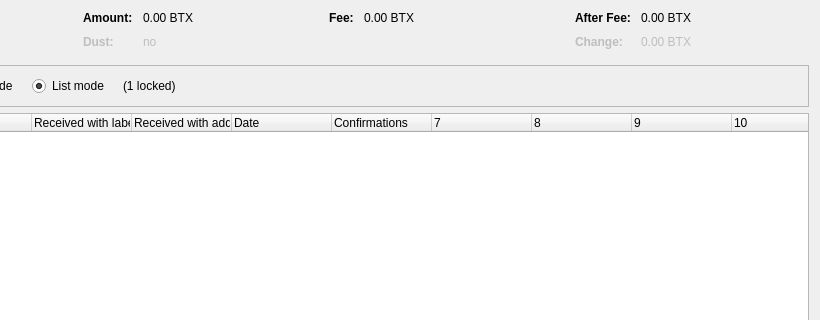
Above: src/qt/forms/coincontroldialog.ui from LIMXTEC/BitCore before the change; both pictures show x 180 to 1000 and y 0 to 320 of the 1000 by 500 pixel window. Below: the same form after it.
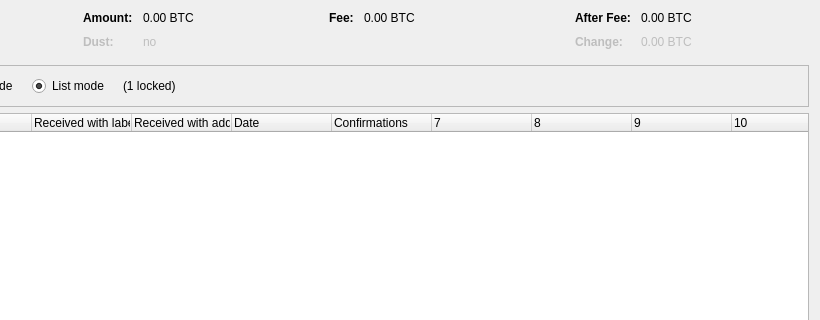
That is the form after the change. Custom widgets are drawn as their Qt base class.

What changed in the file:
```diff
--- a/src/qt/forms/coincontroldialog.ui
+++ b/src/qt/forms/coincontroldialog.ui
@@ -132,7 +132,7 @@
           <enum>Qt::ActionsContextMenu</enum>
          </property>
          <property name="text">
-          <string notr="true">0.00 BTX</string>
+          <string notr="true">0.00 BTC</string>
          </property>
          <property name="textInteractionFlags">
           <set>Qt::LinksAccessibleByMouse|Qt::TextSelectableByKeyboard|Qt::TextSelectableByMouse</set>
@@ -212,7 +212,7 @@
           <enum>Qt::ActionsContextMenu</enum>
          </property>
          <property name="text">
-          <string notr="true">0.00 BTX</string>
+          <string notr="true">0.00 BTC</string>
          </property>
          <property name="textInteractionFlags">
           <set>Qt::LinksAccessibleByMouse|Qt::TextSelectableByKeyboard|Qt::TextSelectableByMouse</set>
@@ -257,7 +257,7 @@
           <enum>Qt::ActionsContextMenu</enum>
          </property>
          <property name="text">
-          <string notr="true">0.00 BTX</string>
+          <string notr="true">0.00 BTC</string>
          </property>
          <property name="textInteractionFlags">
           <set>Qt::LinksAccessibleByMouse|Qt::TextSelectableByKeyboard|Qt::TextSelectableByMouse</set>
@@ -292,7 +292,7 @@
           <enum>Qt::ActionsContextMenu</enum>
          </property>
          <property name="text">
-          <string notr="true">0.00 BTX</string>
+          <string notr="true">0.00 BTC</string>
          </property>
          <property name="textInteractionFlags">
           <set>Qt::LinksAccessibleByMouse|Qt::TextSelectableByKeyboard|Qt::TextSelectableByMouse</set>
```
Left out of the diff: 2 changed lines with no effect on the pictures.
